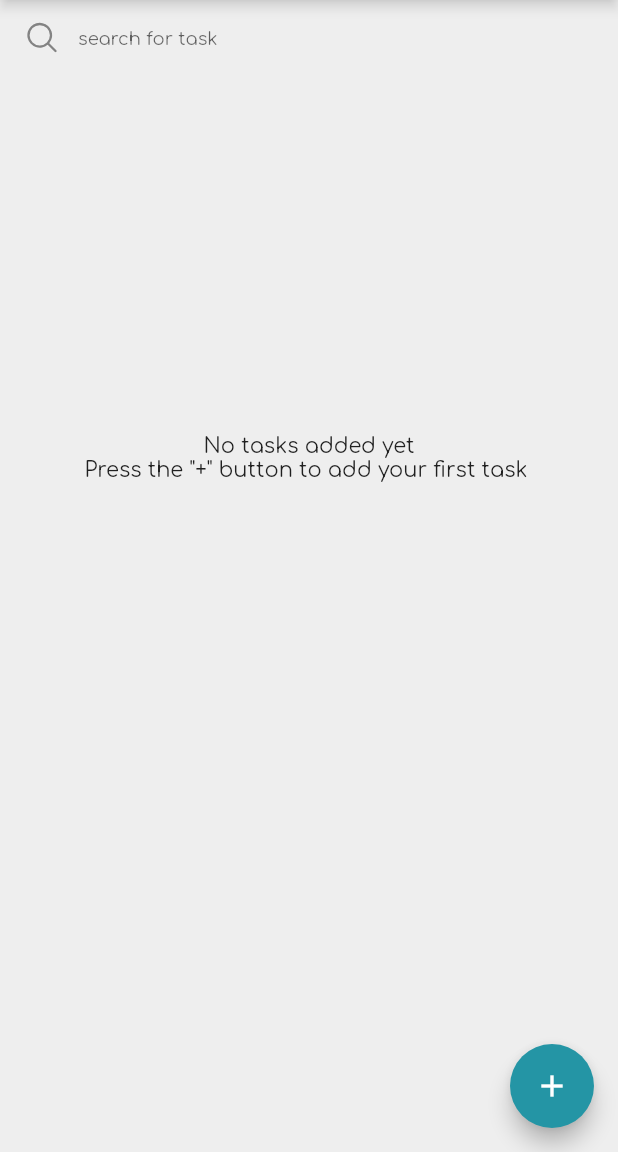
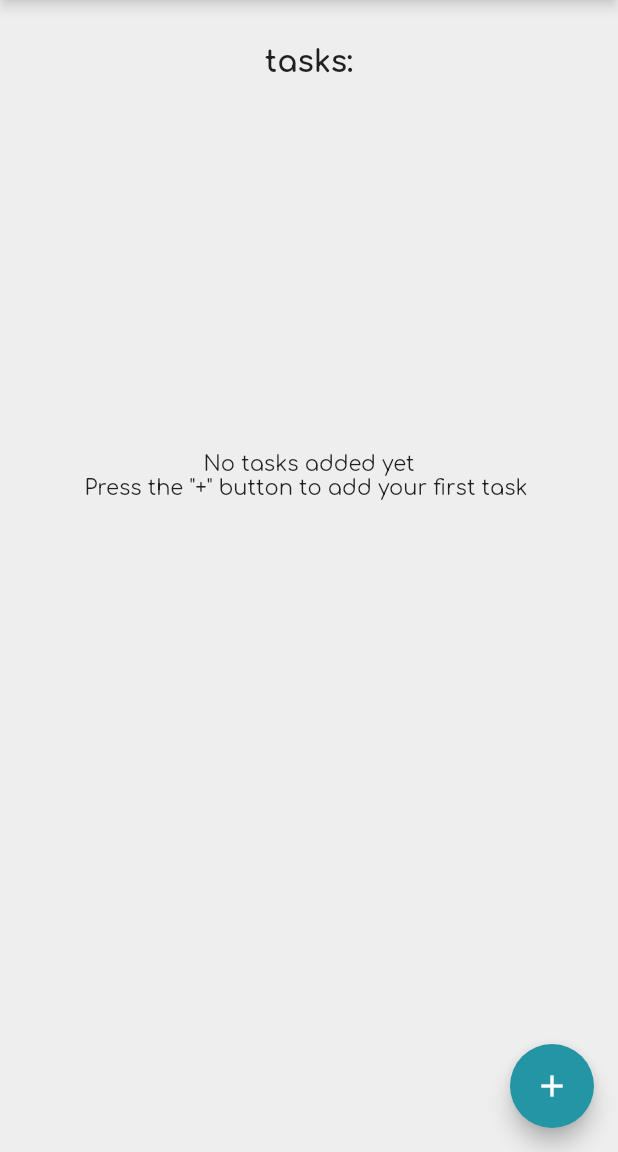
Before and after one commit to didrikeilertsen/easyTask, a Flutter app: the ProjectScreen screen opened directly with empty values, on a phone screen of 412 x 824 dp, the part 84-1236 px from its top. Run offline on Flutter 3.47's test engine with Material 2 defaults, Android fonts, the phone set to English and light mode, and no system bars; our stand-ins replace cloud_firestore, firebase_auth, firebase_core, firebase_storage, flutter_riverpod, google_sign_in and 4 more; accounts and stored records are empty.

Commit message:
updates to UI

```diff
--- a/project/lib/screens/project/project_screen.dart
+++ b/project/lib/screens/project/project_screen.dart
@@ -7,7 +7,6 @@ import 'package:project/widgets/appbar_button.dart';
 import 'package:project/widgets/task_card.dart';
 import '../../models/task.dart';
 import '../../services/providers.dart';
-import '../../widgets/search_bar.dart';
 import 'edit_project_screen.dart';
 
 /// Screen/Scaffold for creating a new projext.
@@ -42,19 +41,26 @@ class ProjectScreenState extends ConsumerState<ProjectScreen> {
         },
         child: const Icon(Icons.add),
       ),
-      body: Column(
-        crossAxisAlignment: CrossAxisAlignment.start,
+      body: Padding(
+        padding: const EdgeInsets.symmetric(horizontal: 8.0),
+        child: Column(
+          crossAxisAlignment: CrossAxisAlignment.center,
           children: [
-          SearchBar(
-            placeholderText: "search for task",
-            searchFunction: () {},
-            textEditingController: TextEditingController(),
+            const Padding(
+              padding: EdgeInsets.only(
+                top: 30.0,
+                bottom: 20,
               ),
-          const Padding(
-            padding: EdgeInsets.only(top: 10),
+              child: Text(
+                  style: TextStyle(
+                    fontSize: 20,
+                    fontWeight: FontWeight.bold,
+                  ),
+                  "tasks:"),
             ),
             _buildContent(context),
           ],
+        ),
       ),
     );
   }
@@ -70,7 +76,8 @@ class ProjectScreenState extends ConsumerState<ProjectScreen> {
               return Column(
                 children: [
                   const SizedBox(height: 230),
-                  Center(child: Column(
+                  Center(
+                      child: Column(
                     children: const [
                       Text("No tasks added yet"),
                       Text('Press the "+" button to add your first task '),
@@ -97,8 +104,7 @@ class ProjectScreenState extends ConsumerState<ProjectScreen> {
                       child: Column(
                         crossAxisAlignment: CrossAxisAlignment.start,
                         children: children,
-                    )
-                  ),
+                      )),
                 ),
               ),
             );
--- a/project/lib/widgets/search_bar.dart
+++ /dev/null
@@ -1,52 +0,0 @@
-import 'package:flutter/material.dart';
-import 'package:phosphor_flutter/phosphor_flutter.dart';
-
-/// Represents a search bar used to filter through a list.
-class SearchBar extends StatefulWidget {
-  /// [placeholderText] - the text showing before user types.
-  final String placeholderText;
-
-  /// [textEditingController] - the text editing controller for this input field.
-  final TextEditingController textEditingController;
-
-  /// [searchFunction] - the function used for filtering the list.
-  final Function searchFunction;
-
-  /// Creates an instance of search bar.
-  const SearchBar(
-      {super.key,
-      required this.placeholderText,
-      required this.searchFunction,
-      required this.textEditingController});
-
-  @override
-  State<SearchBar> createState() => _SearchBarState();
-}
-
-class _SearchBarState extends State<SearchBar> {
-  @override
-  Widget build(BuildContext context) {
-    return Row(
-      children: <Widget>[
-        Expanded(
-          child: Container(
-            height: 50,
-            padding: const EdgeInsets.all(4.0),
-            child: TextField(
-              controller: widget.textEditingController,
-              onChanged: (value) => widget.searchFunction(value),
-              style: const TextStyle(
-                fontSize: 12,
-              ),
-              decoration: InputDecoration(
-                prefixIcon: const Icon(PhosphorIcons.magnifyingGlass),
-                border: InputBorder.none,
-                hintText: widget.placeholderText.toLowerCase(),
-              ),
-            ),
-          ),
-        ),
-      ],
-    );
-  }
-}
--- a/project/lib/widgets/task_card.dart
+++ b/project/lib/widgets/task_card.dart
@@ -1,5 +1,6 @@
 import 'package:flutter/material.dart';
 import 'package:phosphor_flutter/phosphor_flutter.dart';
+import 'package:project/styles/themes.dart';
 import '../models/task.dart';
 
 /// Represents a project as a card used on project screen.
@@ -12,13 +13,16 @@ class TaskCard extends StatelessWidget {
   @override
   Widget build(BuildContext context) {
     return Card(
+      margin: const EdgeInsets.only(bottom: 15),
       child: ListTile(
         title: Text(task.title),
         subtitle: Text(task.description),
         onTap: onTap,
         trailing: const Icon(
             PhosphorIcons.pencilSimpleLight,
-            size: 18,
+
+          color: Themes.primaryColor,
+          size: 18,
           ),
         ),
     );
```
Also changed, not shown: project/lib/screens/project/project_overview_screen.dart (+37 -13 lines), project/lib/widgets/project_card.dart (+7 -1 lines). Lines whose indentation alone changed are shown as unchanged.
